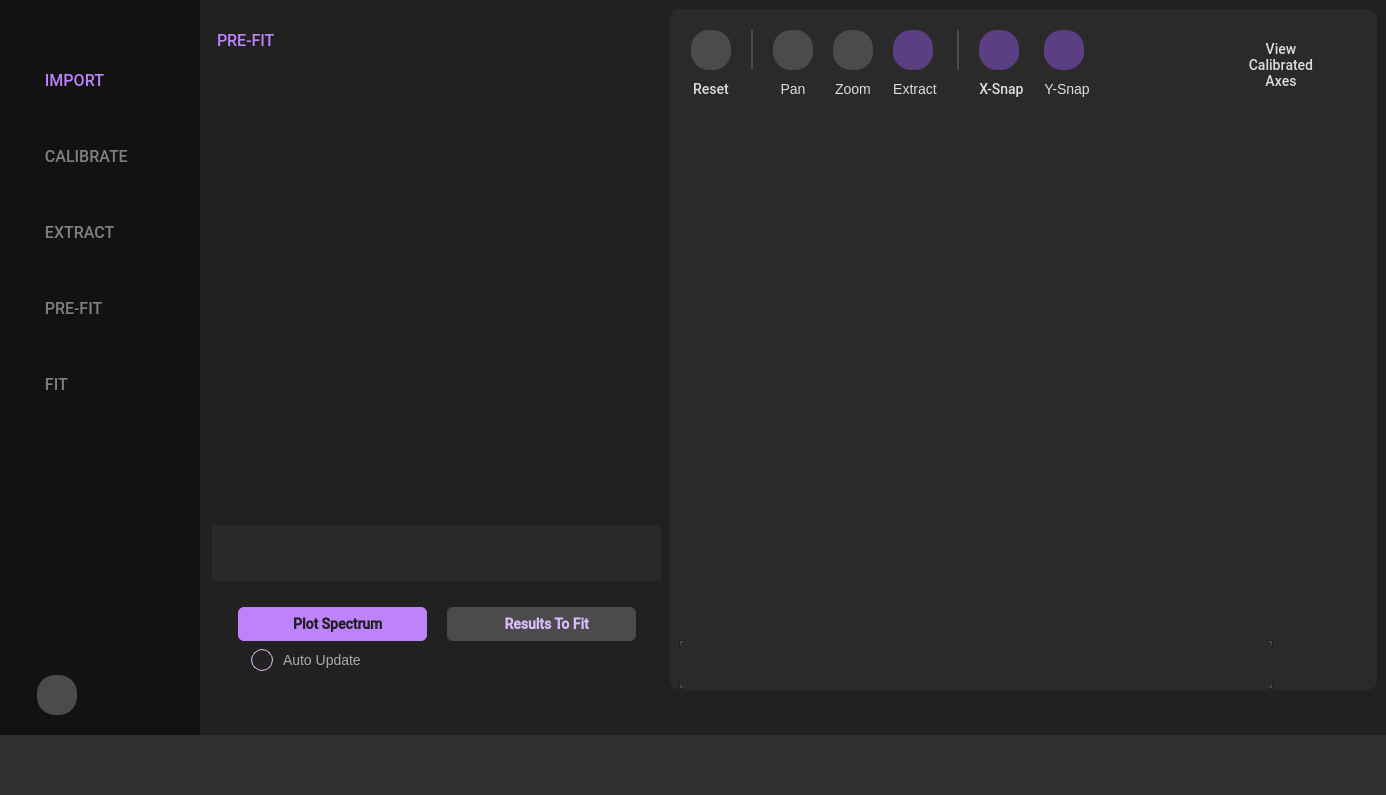
The window that resources/ui_window.ui (scqubits/qfit) describes before a commit, drawn with Qt 5.
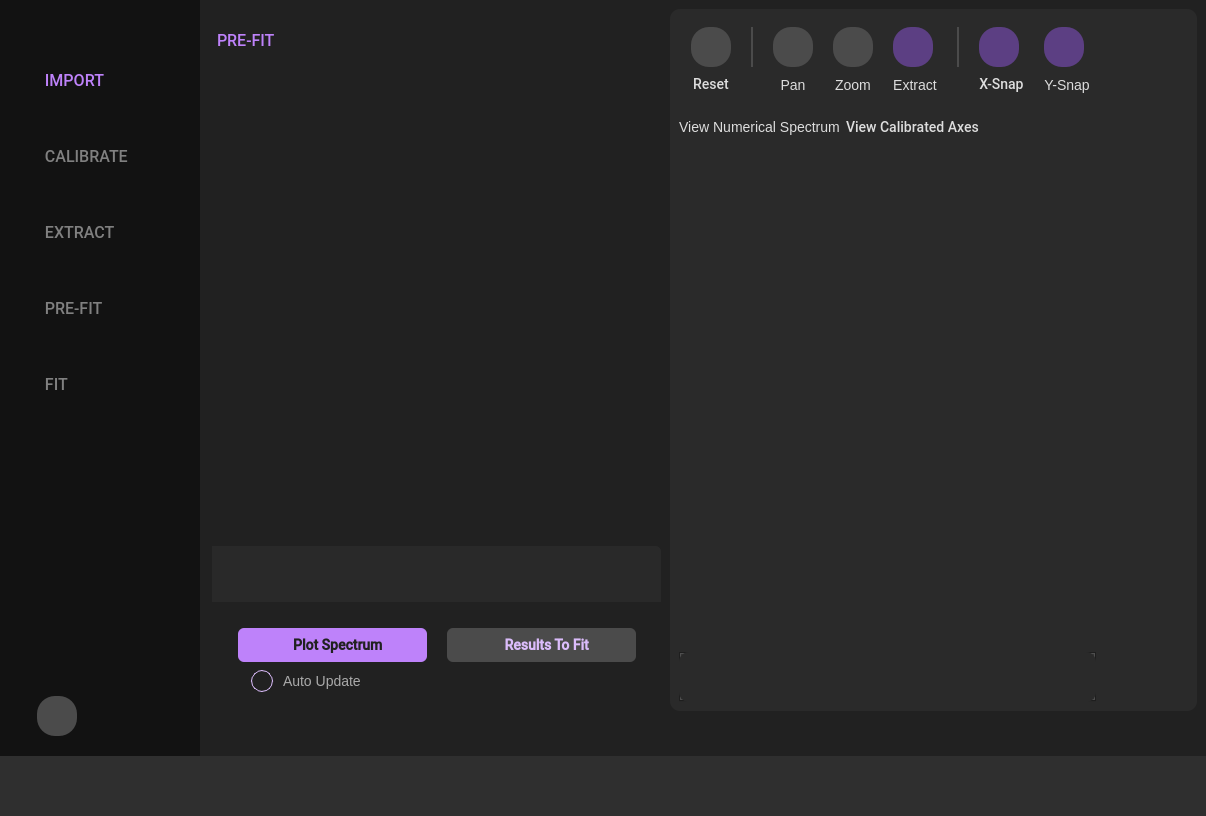
The same window after the commit. The open tabs and pages were chosen to show the change. Icons and pictures are not drawn. Custom widgets are drawn as their Qt base class.

Commit message: minor change of size policy

What changed in the file:
```diff
--- a/resources/ui_window.ui
+++ b/resources/ui_window.ui
@@ -13,12 +13,12 @@
    <rect>
     <x>0</x>
     <y>0</y>
-    <width>1386</width>
-    <height>795</height>
+    <width>1206</width>
+    <height>816</height>
    </rect>
   </property>
   <property name="sizePolicy">
-   <sizepolicy hsizetype="MinimumExpanding" vsizetype="MinimumExpanding">
+   <sizepolicy hsizetype="Preferred" vsizetype="Preferred">
     <horstretch>0</horstretch>
     <verstretch>0</verstretch>
    </sizepolicy>
@@ -4239,7 +4239,7 @@
                    <x>0</x>
                    <y>0</y>
                    <width>441</width>
-                   <height>383</height>
+                   <height>416</height>
                   </rect>
                  </property>
                  <layout class="QVBoxLayout" name="verticalLayout_11">
@@ -5269,6 +5269,12 @@
           </property>
           <item>
            <widget class="QWidget" name="widget" native="true">
+            <property name="sizePolicy">
+             <sizepolicy hsizetype="MinimumExpanding" vsizetype="MinimumExpanding">
+              <horstretch>0</horstretch>
+              <verstretch>0</verstretch>
+             </sizepolicy>
+            </property>
             <property name="styleSheet">
              <string notr="true">
 	background-color: #2A2A2A; 
@@ -5278,21 +5284,12 @@
             </property>
             <layout class="QVBoxLayout" name="verticalLayout">
              <property name="spacing">
-              <number>0</number>
-             </property>
-             <property name="topMargin">
-              <number>12</number>
-             </property>
-             <property name="rightMargin">
-              <number>12</number>
-             </property>
-             <property name="bottomMargin">
-              <number>0</number>
+              <number>-1</number>
              </property>
              <item>
               <widget class="QWidget" name="mplFigureButtons" native="true">
                <property name="sizePolicy">
-                <sizepolicy hsizetype="Expanding" vsizetype="Fixed">
+                <sizepolicy hsizetype="Expanding" vsizetype="Minimum">
                  <horstretch>0</horstretch>
                  <verstretch>0</verstretch>
                 </sizepolicy>
@@ -5300,7 +5297,7 @@
                <property name="minimumSize">
                 <size>
                  <width>0</width>
-                 <height>90</height>
+                 <height>78</height>
                 </size>
                </property>
                <property name="maximumSize">
@@ -5344,10 +5341,13 @@
                 <property name="leftMargin">
                  <number>12</number>
                 </property>
+                <property name="bottomMargin">
+                 <number>0</number>
+                </property>
                 <property name="horizontalSpacing">
                  <number>20</number>
                 </property>
-                <item row="1" column="3">
+                <item row="2" column="3">
                  <widget class="QLabel" name="label_34">
                   <property name="styleSheet">
                    <string notr="true">color: #DDDDDD; background-color: transparent;</string>
@@ -5447,7 +5447,7 @@
                   </property>
                  </widget>
                 </item>
-                <item row="1" column="2">
+                <item row="2" column="2">
                  <widget class="QLabel" name="label_27">
                   <property name="styleSheet">
                    <string notr="true">color: #DDDDDD; background-color: transparent;</string>
@@ -5460,7 +5460,7 @@
                   </property>
                  </widget>
                 </item>
-                <item row="1" column="8">
+                <item row="2" column="8">
                  <widget class="QLabel" name="label_35">
                   <property name="styleSheet">
                    <string notr="true">color: #DDDDDD; background-color: transparent;</string>
@@ -5473,67 +5473,6 @@
                   </property>
                  </widget>
                 </item>
-                <item row="0" column="11" rowspan="2">
-                 <widget class="QPushButton" name="calibratedCheckBox">
-                  <property name="sizePolicy">
-                   <sizepolicy hsizetype="Fixed" vsizetype="Fixed">
-                    <horstretch>0</horstretch>
-                    <verstretch>0</verstretch>
-                   </sizepolicy>
-                  </property>
-                  <property name="minimumSize">
-                   <size>
-                    <width>150</width>
-                    <height>65</height>
-                   </size>
-                  </property>
-                  <property name="maximumSize">
-                   <size>
-                    <width>200</width>
-                    <height>65</height>
-                   </size>
-                  </property>
-                  <property name="font">
-                   <font>
-                    <family>Roboto Medium</family>
-                    <pointsize>-1</pointsize>
-                    <kerning>false</kerning>
-                   </font>
-                  </property>
-                  <property name="styleSheet">
-                   <string notr="true">QPushButton {
-color: #DDDDDD;
-background-color: #2A2A2A;
-font-size: 14px;
-}
-
-QPushButton::checked {
-background-color: #2A2A2A;
-}
-
-</string>
-                  </property>
-                  <property name="text">
-                   <string>View
-Calibrated
-Axes</string>
-                  </property>
-                  <property name="icon">
-                   <iconset resource="resources.qrc">
-                    <normaloff>:/icons/svg/toggle-off.svg</normaloff>
-                    <normalon>:/icons/svg/toggle-on.svg</normalon>:/icons/svg/toggle-off.svg</iconset>
-                  </property>
-                  <property name="iconSize">
-                   <size>
-                    <width>60</width>
-                    <height>50</height>
-                   </size>
-                  </property>
-                  <property name="checkable">
-                   <bool>true</bool>
-                  </property>
-                 </widget>
-                </item>
                 <item row="0" column="6">
                  <widget class="QPushButton" name="horizontalSnapButton">
                   <property name="sizePolicy">
@@ -5691,7 +5630,7 @@
                   </property>
                  </widget>
                 </item>
-                <item row="1" column="6">
+                <item row="2" column="6">
                  <widget class="QLabel" name="label_37">
                   <property name="font">
                    <font>
@@ -5710,7 +5649,7 @@
                   </property>
                  </widget>
                 </item>
-                <item row="1" column="0">
+                <item row="2" column="0">
                  <widget class="QLabel" name="label_9">
                   <property name="font">
                    <font>
@@ -5772,7 +5711,7 @@
                   </property>
                  </widget>
                 </item>
-                <item row="1" column="4">
+                <item row="2" column="4">
                  <widget class="QLabel" name="label_36">
                   <property name="styleSheet">
                    <string notr="true">color: #DDDDDD; background-color: transparent;</string>
@@ -5807,29 +5746,93 @@
                   </property>
                  </widget>
                 </item>
-                <item row="0" column="10">
+               </layout>
+              </widget>
+             </item>
+             <item>
+              <widget class="QWidget" name="mplFigureVisibilityButtons" native="true">
+               <property name="sizePolicy">
+                <sizepolicy hsizetype="Expanding" vsizetype="Minimum">
+                 <horstretch>0</horstretch>
+                 <verstretch>0</verstretch>
+                </sizepolicy>
+               </property>
+               <property name="styleSheet">
+                <string notr="true">QWidget {
+	background-color: #2A2A2A;
+	border: 0px solid rgb(52, 59, 72);
+}
+QPushButton {
+	border: 0px solid rgb(52, 59, 72);
+	border-radius: 18px;	
+	background-color: #4B4B4B;
+}
+
+QPushButton:hover {
+	background-color: #5C3F83;
+	border: 0px solid rgb(61, 70, 86);
+}
+QPushButton:pressed {	
+	background-color: #5C3F83;
+	border: 0px solid rgb(43, 50, 61);
+}
+QPushButton:checked {	
+	background-color: #5C3F83;
+	border: 0px solid rgb(43, 50, 61);
+}
+</string>
+               </property>
+               <layout class="QHBoxLayout" name="horizontalLayout_4">
+                <property name="leftMargin">
+                 <number>0</number>
+                </property>
+                <property name="topMargin">
+                 <number>0</number>
+                </property>
+                <property name="rightMargin">
+                 <number>0</number>
+                </property>
+                <property name="bottomMargin">
+                 <number>0</number>
+                </property>
+                <item>
                  <widget class="QPushButton" name="specVisibButton">
+                  <property name="sizePolicy">
+                   <sizepolicy hsizetype="Minimum" vsizetype="Minimum">
+                    <horstretch>0</horstretch>
+                    <verstretch>0</verstretch>
+                   </sizepolicy>
+                  </property>
                   <property name="minimumSize">
                    <size>
-                    <width>10</width>
-                    <height>0</height>
+                    <width>120</width>
+                    <height>50</height>
                    </size>
                   </property>
                   <property name="maximumSize">
                    <size>
-                    <width>30</width>
-                    <height>39</height>
+                    <width>999</width>
+                    <height>999</height>
                    </size>
                   </property>
+                  <property name="layoutDirection">
+                   <enum>Qt::LayoutDirection::LeftToRight</enum>
+                  </property>
                   <property name="styleSheet">
                    <string notr="true">QPushButton {
-    background-color: transparent;
-    border: none;
-    padding: 4px;
-}</string>
+color: #DDDDDD;
+background-color: #2A2A2A;
+font-size: 14px;
+}
+
+QPushButton::checked {
+background-color: #2A2A2A;
+}
+
+</string>
                   </property>
                   <property name="text">
-                   <string/>
+                   <string>View Numerical Spectrum</string>
                   </property>
                   <property name="icon">
                    <iconset resource="resources.qrc">
@@ -5839,8 +5842,8 @@
                   </property>
                   <property name="iconSize">
                    <size>
-                    <width>20</width>
-                    <height>20</height>
+                    <width>60</width>
+                    <height>50</height>
                    </size>
                   </property>
                   <property name="checkable">
@@ -5851,21 +5854,93 @@
                   </property>
                  </widget>
                 </item>
+                <item>
+                 <widget class="QPushButton" name="calibratedCheckBox">
+                  <property name="sizePolicy">
+                   <sizepolicy hsizetype="Minimum" vsizetype="Minimum">
+                    <horstretch>0</horstretch>
+                    <verstretch>0</verstretch>
+                   </sizepolicy>
+                  </property>
+                  <property name="minimumSize">
+                   <size>
+                    <width>120</width>
+                    <height>50</height>
+                   </size>
+                  </property>
+                  <property name="maximumSize">
+                   <size>
+                    <width>200</width>
+                    <height>60</height>
+                   </size>
+                  </property>
+                  <property name="font">
+                   <font>
+                    <family>Roboto Medium</family>
+                    <pointsize>-1</pointsize>
+                    <kerning>false</kerning>
+                   </font>
+                  </property>
+                  <property name="styleSheet">
+                   <string notr="true">QPushButton {
+color: #DDDDDD;
+background-color: #2A2A2A;
+font-size: 14px;
+}
+
+QPushButton::checked {
+background-color: #2A2A2A;
+}
+
+</string>
+                  </property>
+                  <property name="text">
+                   <string>View Calibrated Axes</string>
+                  </property>
+                  <property name="icon">
+                   <iconset resource="resources.qrc">
+                    <normaloff>:/icons/svg/toggle-off.svg</normaloff>
+                    <normalon>:/icons/svg/toggle-on.svg</normalon>:/icons/svg/toggle-off.svg</iconset>
+                  </property>
+                  <property name="iconSize">
+                   <size>
+                    <width>60</width>
+                    <height>50</height>
+                   </size>
+                  </property>
+                  <property name="checkable">
+                   <bool>true</bool>
+                  </property>
+                 </widget>
+                </item>
+                <item>
+                 <spacer name="horizontalSpacer_3">
+                  <property name="orientation">
+                   <enum>Qt::Orientation::Horizontal</enum>
+                  </property>
+                  <property name="sizeHint" stdset="0">
+                   <size>
+                    <width>40</width>
+                    <height>20</height>
+                   </size>
+                  </property>
+                 </spacer>
+                </item>
                </layout>
               </widget>
              </item>
              <item>
               <widget class="MplFigureCanvas" name="mplFigureCanvas">
                <property name="sizePolicy">
-                <sizepolicy hsizetype="Expanding" vsizetype="Expanding">
-                 <horstretch>100</horstretch>
-                 <verstretch>100</verstretch>
+                <sizepolicy hsizetype="MinimumExpanding" vsizetype="MinimumExpanding">
+                 <horstretch>0</horstretch>
+                 <verstretch>0</verstretch>
                 </sizepolicy>
                </property>
                <property name="minimumSize">
                 <size>
-                 <width>500</width>
-                 <height>500</height>
+                 <width>400</width>
+                 <height>400</height>
                 </size>
                </property>
                <property name="maximumSize">
@@ -5896,7 +5971,7 @@
              <item>
               <widget class="QWidget" name="figureTabContainerWidget" native="true">
                <property name="sizePolicy">
-                <sizepolicy hsizetype="MinimumExpanding" vsizetype="Preferred">
+                <sizepolicy hsizetype="Expanding" vsizetype="Preferred">
                  <horstretch>0</horstretch>
                  <verstretch>0</verstretch>
                 </sizepolicy>
```
Left out of the diff: 8 changed lines with no effect on the pictures. The commit also changes 2 other files.
